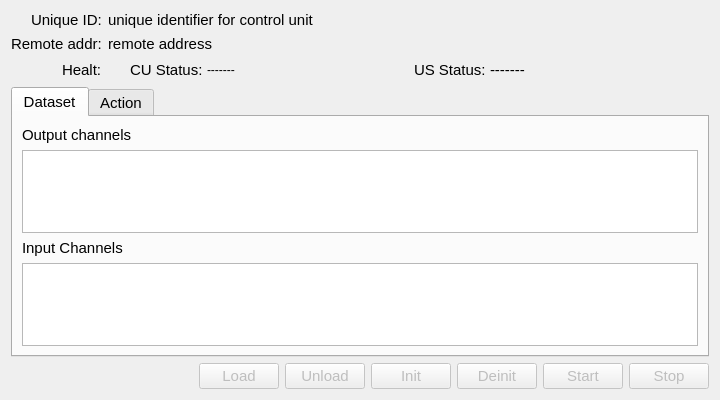
The window that ccs/node/control_unit/ControlUnitEditor.ui (bisegni/chaosframework) describes before a commit, drawn with Qt 5.
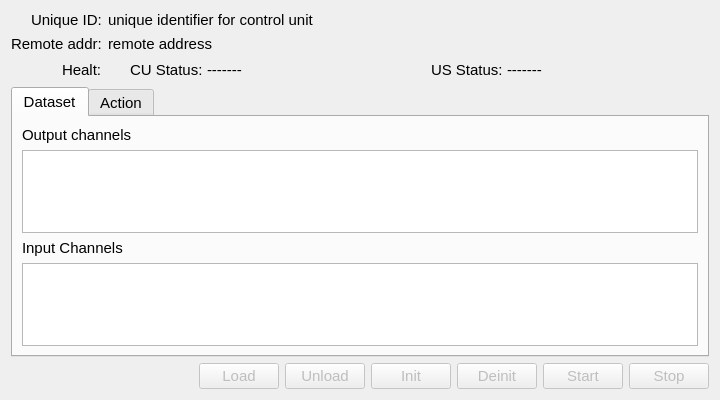
The same window after the commit. Custom widgets are drawn as their Qt base class.

Patch:
```diff
--- a/ccs/node/control_unit/ControlUnitEditor.ui
+++ b/ccs/node/control_unit/ControlUnitEditor.ui
@@ -84,7 +84,7 @@
       </widget>
      </item>
      <item row="2" column="1">
-      <layout class="QGridLayout" name="gridLayout_2" columnstretch="0,0,1,0,0,0,1">
+      <layout class="QGridLayout" name="gridLayout_2" columnstretch="0,0,1,0,0,1">
        <property name="leftMargin">
         <number>2</number>
        </property>
@@ -160,6 +160,11 @@
        </item>
        <item row="0" column="2">
         <widget class="QLabel" name="labelControlUnitStatus">
+         <property name="font">
+          <font>
+           <pointsize>11</pointsize>
+          </font>
+         </property>
          <property name="text">
           <string>-------</string>
          </property>
```
